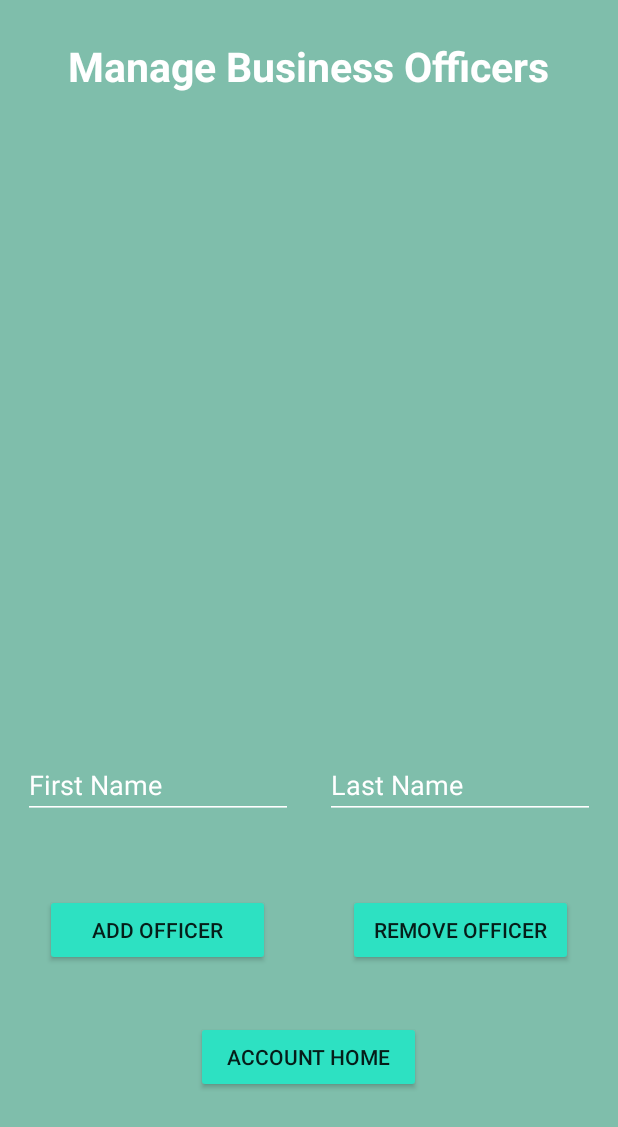
After one commit to svarh/SWE-UT4, an Android app: the ManageBusinessOfficers screen opened directly, with no data from a screen before it, on a phone screen of 412 x 824 dp. The commit adds this screen. Shown: the top 1127 px of the screen. Run offline under Robolectric (Android 15) with nearby library versions, the phone set to English and light mode, and no system bars; our stand-ins replace Firebase (no records; nobody signed in at launch, a user with empty details on screens opened directly); 3 statements that could not run were skipped.

Commit message:
Created the add business officers activity

```diff
--- a/app/src/main/AndroidManifest.xml
+++ b/app/src/main/AndroidManifest.xml
@@ -9,7 +9,8 @@
         android:roundIcon="@mipmap/ic_launcher_round"
         android:supportsRtl="true"
         android:theme="@style/Theme.CARE">
-        <activity android:name=".Survey"></activity>
+        <activity android:name=".ManageBusinessOfficers"></activity>
+        <activity android:name=".Survey" />
         <activity android:name=".SignUp" />
         <activity android:name=".Login" />
         <activity android:name=".GuestHome" />
--- /dev/null
+++ b/app/src/main/java/com/example/care/ManageBusinessOfficers.java
@@ -0,0 +1,139 @@
+package com.example.care;
+
+import androidx.annotation.NonNull;
+import androidx.appcompat.app.AppCompatActivity;
+import androidx.recyclerview.widget.LinearLayoutManager;
+import androidx.recyclerview.widget.RecyclerView;
+
+import android.app.Activity;
+import android.content.Intent;
+import android.os.Bundle;
+import android.util.Log;
+import android.view.View;
+import android.widget.Button;
+import android.widget.EditText;
+
+import com.google.android.gms.tasks.OnFailureListener;
+import com.google.android.gms.tasks.OnSuccessListener;
+import com.google.firebase.firestore.FirebaseFirestore;
+
+import java.util.ArrayList;
+
+public class ManageBusinessOfficers extends AppCompatActivity {
+    FirebaseFirestore db = FirebaseFirestore.getInstance();
+    private static final String TAG = "MainActivity";
+    private static Activity thisActivity = null;
+
+    private RecyclerView recyclerView;
+    private EditText firstNameText;
+    private EditText lastNameText;
+    private Button addOfficer;
+    private Button removeOfficer;
+    private Button accountHome;
+
+    private Business business;
+    private BusinessAccount businessAccount;
+    private UserModel userModel;
+    private ArrayList<String> officerNames = new ArrayList<>();
+
+    @Override
+    protected void onCreate(Bundle savedInstanceState) {
+        super.onCreate(savedInstanceState);
+        setContentView(R.layout.activity_manage_business_officers);
+
+        this.userModel = new UserModel(this);
+
+        business = getIntent().getExtras().getParcelable("Business");
+        businessAccount = getIntent().getExtras().getParcelable("BusinessAcc");
+
+        setUI();
+
+        addOfficer.setOnClickListener(new View.OnClickListener() {
+            @Override
+            public void onClick(View v) {
+                String firstName = firstNameText.getText().toString().trim();
+                String lastName = lastNameText.getText().toString().trim();
+                if(firstName.length() == 0 | lastName.length() == 0){
+                    userModel.makeToast("Please provide a first and last name");
+                }
+                else {
+                    if(!business.addOfficer(firstName, lastName)){
+                        userModel.makeToast("Officer already exists!");
+                    }
+                    else {
+                        saveData();
+                        Intent intent = new Intent(ManageBusinessOfficers.this, ManageBusinessOfficers.class);
+                        intent.putExtra("BusinessAcc", businessAccount);
+                        intent.putExtra("Business", business);
+                        startActivity(intent);
+                    }
+                }
+            }
+        });
+
+        removeOfficer.setOnClickListener(new View.OnClickListener() {
+            @Override
+            public void onClick(View v) {
+                String firstName = firstNameText.getText().toString().trim();
+                String lastName = lastNameText.getText().toString().trim();
+                if(firstName.length() == 0 | lastName.length() == 0){
+                    userModel.makeToast("Please provide a first and last name");
+                }
+                else {
+                    business.removeOfficer(firstName, lastName);
+                    saveData();
+                    Intent intent = new Intent(ManageBusinessOfficers.this, ManageBusinessOfficers.class);
+                    intent.putExtra("BusinessAcc", businessAccount);
+                    intent.putExtra("Business", business);
+                    startActivity(intent);
+                }
+            }
+        });
+
+        accountHome.setOnClickListener(new View.OnClickListener() {
+            @Override
+            public void onClick(View v) {
+                /*Intent intent = new Intent(ManageBusinessOfficers.this, BusinessHome.class);
+                intent.putExtra("BusinessAcc", businessAccount);
+                intent.putExtra("Business", business);
+                startActivity(intent);*/
+            }
+        });
+    }
+
+    public void setUI(){
+
+        recyclerView = findViewById(R.id.rvOfficersList);
+        firstNameText = findViewById(R.id.etFirst);
+        lastNameText = findViewById(R.id.etLast);
+        addOfficer = findViewById(R.id.btnAddOfficer);
+        removeOfficer = findViewById(R.id.btnRemoveOfficer);
+        accountHome = findViewById(R.id.btnAccountHome);
+
+        if(business.getOfficers() != null) {
+            RVOfficerAdapter adapter = new RVOfficerAdapter(business.getOfficers(), this);
+            recyclerView.setAdapter(adapter);
+            recyclerView.setLayoutManager(new LinearLayoutManager(this));
+        }
+    }
+
+    public void saveData(){
+        db.collection("Businesses").document(business.getCompanyName())
+                .set(business)
+                .addOnSuccessListener(new OnSuccessListener<Void>() {
+                    @Override
+                    public void onSuccess(Void aVoid) {
+                        Log.d(TAG, "DocumentSnapshot successfully written!");
+                    }
+                })
+                .addOnFailureListener(new OnFailureListener() {
+                    @Override
+                    public void onFailure(@NonNull Exception e) {
+                        Log.w(TAG, "Error writing document", e);
+                    }
+                });
+    }
+
+
+    //public void initOfficerNames(){ }
+}
--- a/app/src/main/res/layout/activity_login.xml
+++ b/app/src/main/res/layout/activity_login.xml
@@ -30,7 +30,7 @@
 
 
     <TextView
-        android:id="@+id/textViewCreateAccount"
+        android:id="@+id/tvManageOfficers"
         android:layout_width="wrap_content"
         android:layout_height="wrap_content"
         android:layout_centerHorizontal="true"
@@ -45,7 +45,7 @@
         android:id="@+id/accountTypeSelect"
         android:layout_width="205dp"
         android:layout_height="41dp"
-        android:layout_below="@id/textViewCreateAccount"
+        android:layout_below="@id/tvManageOfficers"
         android:layout_centerHorizontal="true"
         android:layout_marginTop="30dp">
 
--- /dev/null
+++ b/app/src/main/res/layout/activity_manage_business_officers.xml
@@ -0,0 +1,95 @@
+<?xml version="1.0" encoding="utf-8"?>
+<RelativeLayout xmlns:android="http://schemas.android.com/apk/res/android"
+    xmlns:app="http://schemas.android.com/apk/res-auto"
+    xmlns:tools="http://schemas.android.com/tools"
+    android:layout_width="match_parent"
+    android:layout_height="match_parent"
+    tools:context=".ManageBusinessOfficers"
+    android:background="@color/background">
+
+    <TextView
+        android:id="@+id/tvManageOfficers"
+        android:layout_width="wrap_content"
+        android:layout_height="wrap_content"
+        android:layout_centerHorizontal="true"
+        android:layout_marginTop="25dp"
+        android:text="@string/manage_business_officers"
+        android:textColor="@color/white"
+        android:textSize="27sp"
+        android:textStyle="bold" />
+
+    <androidx.recyclerview.widget.RecyclerView
+        android:id="@+id/rvOfficersList"
+        android:layout_width="match_parent"
+        android:layout_height="400dp"
+        android:layout_below="@+id/tvManageOfficers"
+        android:layout_alignParentStart="true"
+        android:layout_alignParentTop="true"
+        android:layout_marginTop="85dp" />
+
+    <RelativeLayout
+        android:id="@+id/addRemoveOfficer"
+        android:layout_width="match_parent"
+        android:layout_height="150dp"
+        android:layout_below="@id/rvOfficersList"
+        android:layout_marginTop="15dp">
+
+        <EditText
+            android:id="@+id/etFirst"
+            android:layout_width="180dp"
+            android:layout_height="wrap_content"
+            android:layout_marginStart="15dp"
+            android:backgroundTint="@color/white"
+            android:hint="@string/first_name"
+            android:textColor="@color/white"
+            android:inputType="textPersonName"
+            android:textColorHint="@color/white"
+            android:importantForAutofill="no"></EditText>
+
+        <EditText
+            android:id="@+id/etLast"
+            android:layout_width="180dp"
+            android:layout_height="wrap_content"
+            android:layout_marginEnd="15dp"
+            android:layout_alignParentEnd="true"
+            android:backgroundTint="@color/white"
+            android:hint="@string/last_name"
+            android:inputType="textPersonName"
+            android:textColor="@color/white"
+            android:textColorHint="@color/white"
+            android:importantForAutofill="no"></EditText>
+
+        <Button
+            android:id="@+id/btnAddOfficer"
+            android:layout_width="150dp"
+            android:layout_height="wrap_content"
+            android:layout_below="@id/etFirst"
+            android:layout_alignParentStart="true"
+            android:layout_marginStart="30dp"
+            android:layout_marginTop="50dp"
+            android:backgroundTint="@color/button_color"
+            android:text="@string/add_officer"></Button>
+
+        <Button
+            android:id="@+id/btnRemoveOfficer"
+            android:layout_width="150dp"
+            android:layout_height="wrap_content"
+            android:layout_below="@id/etLast"
+            android:layout_alignParentEnd="true"
+            android:layout_marginTop="50dp"
+            android:layout_marginEnd="30dp"
+            android:backgroundTint="@color/button_color"
+            android:text="@string/remove_officer"></Button>
+    </RelativeLayout>
+
+    <Button
+        android:id="@+id/btnAccountHome"
+        android:layout_width="150dp"
+        android:layout_height="wrap_content"
+        android:layout_below="@id/addRemoveOfficer"
+        android:layout_centerHorizontal="true"
+        android:backgroundTint="@color/button_color"
+        android:layout_marginTop="30dp"
+        android:text="@string/account_home"></Button>
+
+</RelativeLayout>
--- a/app/src/main/res/layout/activity_sign_up.xml
+++ b/app/src/main/res/layout/activity_sign_up.xml
@@ -8,7 +8,7 @@
     tools:context=".SignUp">
 
     <TextView
-        android:id="@+id/textViewCreateAccount"
+        android:id="@+id/tvManageOfficers"
         android:layout_width="wrap_content"
         android:layout_height="wrap_content"
         android:layout_centerHorizontal="true"
@@ -22,7 +22,7 @@
         android:id="@+id/accountTypeSelect"
         android:layout_width="205dp"
         android:layout_height="41dp"
-        android:layout_below="@id/textViewCreateAccount"
+        android:layout_below="@id/tvManageOfficers"
         android:layout_centerHorizontal="true"
         android:layout_marginTop="30dp">
 
--- a/app/src/main/res/values/strings.xml
+++ b/app/src/main/res/values/strings.xml
@@ -12,16 +12,21 @@
     <string name="password">Password</string>
     <string name="phone_number">Phone Number</string>
     <string name="company_name">Company Name</string>
-
     <string name="sign_in_as_guest">Sign in as Guest</string>
     <string name="sign_in_as_business">Sign in as Business</string>
+    <string name="manage_business_officers">Manage Business Officers</string>
+    <string name="add_officer">Add Officer</string>
+    <string name="remove_officer">Remove Officer</string>
 
 
     <!-- Strings for UserModel -->
     <string name="wrong_email_or_password">Wrong email or passwords. Please try again!</string>
     <string name="email_invalid">Email is invalid.</string>
     <string name="password_invalid">Password needs to have 6-12 characters, only contains letters and numbers.</string>
+
+    <!-- Strings for AccountHome -->
     <string name="covid_survey">Take Covid Survey </string>
+    <string name="view_covid_results_btn">View Covid Results</string>
     <string name="upload_covid_results">Upload Covid Results</string>
     <string name="schedule_appt">Schedule Appointments</string>
     <string name="calendar">Calendar</string>
@@ -44,6 +49,10 @@
     <!-- Strings for activity_survey -->
     <string name="survey_title">COVID-19 Survey</string>
     <string name="submit_button">Submit</string>
+    <string name="last_name">Last Name</string>
+    <string name="first_name">First Name</string>
+    <string name="account_home">Account Home</string>
+    <string name="firstname_lastname">FirstName LastName</string>
 
 
 </resources>
```
Also changed, not shown: app/src/main/java/com/example/care/Business.java (+53 -38 lines), app/src/main/java/com/example/care/BusinessAccount.java (added, +87 -0 lines), app/src/main/java/com/example/care/GuestAccount.java (renamed from app/src/main/java/com/example/care/Guest.java, +9 -9 lines), app/src/main/java/com/example/care/Login.java (+55 -5 lines), app/src/main/java/com/example/care/RVOfficerAdapter.java (added, +60 -0 lines), app/src/main/java/com/example/care/SignUp.java (+17 -2 lines), app/src/main/res/drawable/border.xml (added, +9 -0 lines), app/src/main/res/layout/layout_listofficers.xml (added, +17 -0 lines).
